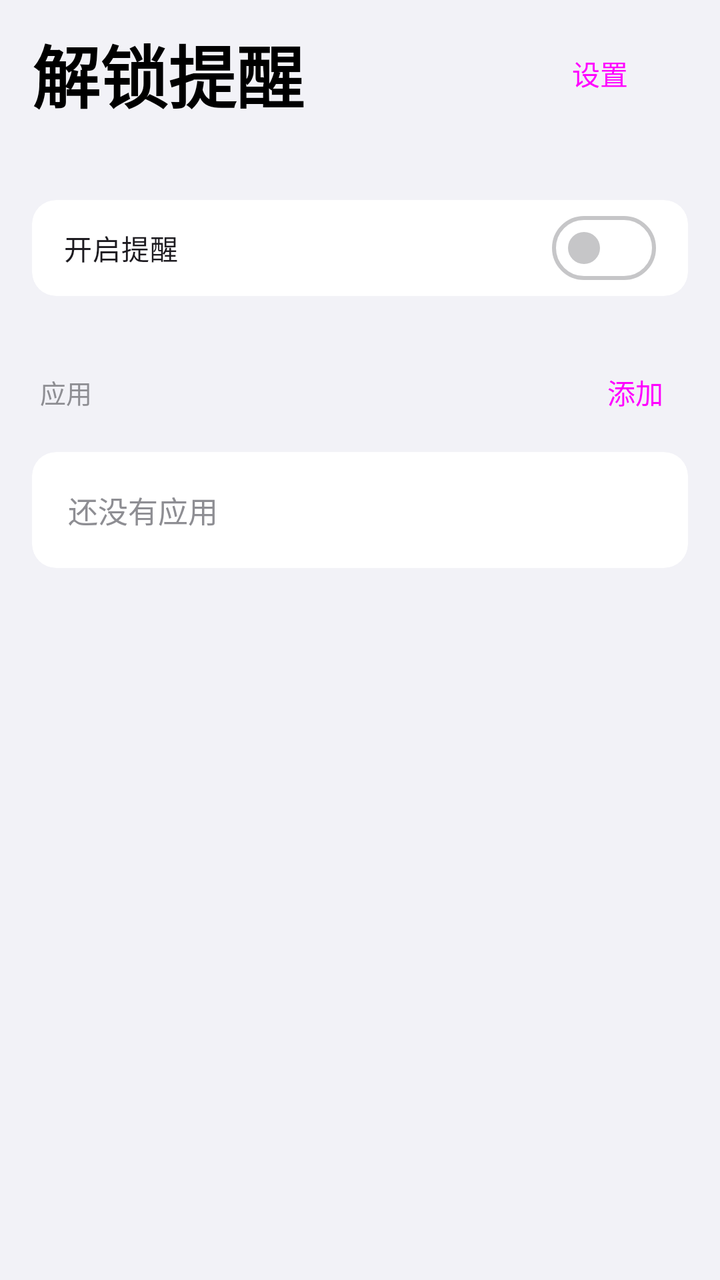
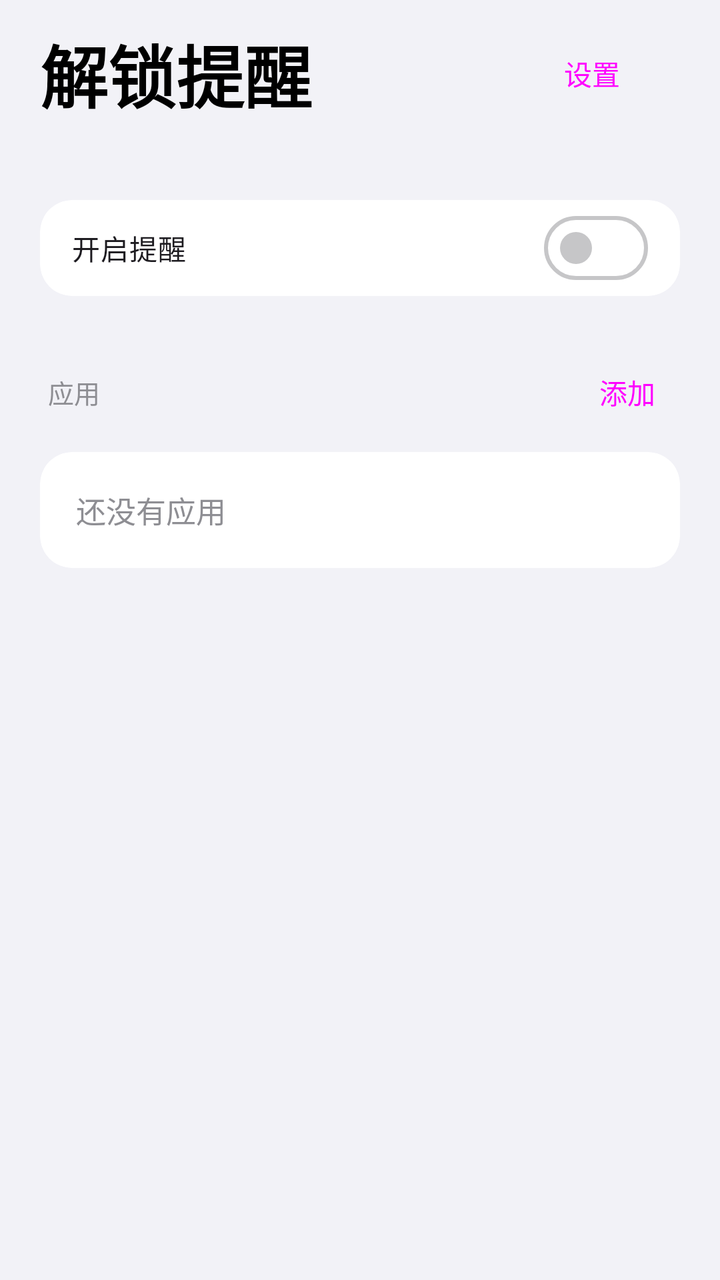

Screens rendered from an Android XML layout before and after an edit, with the pre-edit source and the edit as a unified diff.
<!-- AndroidManifest.xml: application theme Theme.App -->
<!-- res/layout/activity_main.xml -->
<?xml version="1.0" encoding="utf-8"?>
<ScrollView xmlns:android="http://schemas.android.com/apk/res/android"
    xmlns:app="http://schemas.android.com/apk/res-auto"
    android:layout_width="match_parent"
    android:layout_height="match_parent"
    android:fillViewport="true">

    <LinearLayout
        android:layout_width="match_parent"
        android:layout_height="wrap_content"
        android:orientation="vertical"
        android:paddingStart="16dp"
        android:paddingTop="12dp"
        android:paddingEnd="16dp"
        android:paddingBottom="24dp">

        <LinearLayout
            android:layout_width="match_parent"
            android:layout_height="wrap_content"
            android:gravity="center_vertical"
            android:orientation="horizontal">

            <TextView
                android:layout_width="0dp"
                android:layout_height="wrap_content"
                android:layout_weight="1"
                android:text="@string/app_name"
                android:textColor="@color/ink"
                android:textSize="34sp"
                android:textStyle="bold" />

            <Button
                android:id="@+id/btnSettings"
                style="@style/Widget.Material3.Button.TextButton"
                android:layout_width="wrap_content"
                android:layout_height="wrap_content"
                android:text="@string/btn_settings" />
        </LinearLayout>

        <TextView
            android:id="@+id/statusText"
            android:layout_width="wrap_content"
            android:layout_height="wrap_content"
            android:layout_marginTop="2dp"
            android:textColor="@color/ink_muted"
            android:textSize="15sp" />

        <TextView
            android:id="@+id/bannerText"
            android:layout_width="match_parent"
            android:layout_height="wrap_content"
            android:layout_marginTop="12dp"
            android:background="@drawable/bg_banner"
            android:padding="14dp"
            android:text="@string/banner_setup"
            android:textColor="@color/banner_text"
            android:textSize="15sp"
            android:visibility="gone" />

        <com.google.android.material.card.MaterialCardView
            style="?attr/materialCardViewFilledStyle"
            android:layout_width="match_parent"
            android:layout_height="wrap_content"
            android:layout_marginTop="16dp"
            app:cardCornerRadius="12dp"
            app:cardElevation="0dp"
            app:strokeWidth="0dp">

            <com.google.android.material.materialswitch.MaterialSwitch
                android:id="@+id/switchMonitor"
                android:layout_width="match_parent"
                android:layout_height="wrap_content"
                android:paddingStart="16dp"
                android:paddingTop="8dp"
                android:paddingEnd="16dp"
                android:paddingBottom="8dp"
                android:text="@string/switch_monitor" />
        </com.google.android.material.card.MaterialCardView>

        <LinearLayout
            android:layout_width="match_parent"
            android:layout_height="wrap_content"
            android:layout_marginTop="24dp"
            android:gravity="center_vertical"
            android:orientation="horizontal"
            android:paddingStart="4dp">

            <TextView
                android:layout_width="0dp"
                android:layout_height="wrap_content"
                android:layout_weight="1"
                android:text="@string/rules_title"
                android:textAllCaps="true"
                android:textColor="@color/ink_muted"
                android:textSize="13sp" />

            <Button
                android:id="@+id/btnAddApp"
                style="@style/Widget.Material3.Button.TextButton"
                android:layout_width="wrap_content"
                android:layout_height="wrap_content"
                android:minWidth="0dp"
                android:text="@string/rules_add" />
        </LinearLayout>

        <com.google.android.material.card.MaterialCardView
            style="?attr/materialCardViewFilledStyle"
            android:layout_width="match_parent"
            android:layout_height="wrap_content"
            android:layout_marginTop="6dp"
            app:cardCornerRadius="12dp"
            app:cardElevation="0dp"
            app:strokeWidth="0dp">

            <LinearLayout
                android:layout_width="match_parent"
                android:layout_height="wrap_content"
                android:orientation="vertical">

                <LinearLayout
                    android:id="@+id/rulesContainer"
                    android:layout_width="match_parent"
                    android:layout_height="wrap_content"
                    android:orientation="vertical" />

                <TextView
                    android:id="@+id/rulesEmpty"
                    android:layout_width="match_parent"
                    android:layout_height="wrap_content"
                    android:padding="18dp"
                    android:text="@string/rules_empty"
                    android:textColor="@color/ink_muted"
                    android:textSize="15sp" />
            </LinearLayout>
        </com.google.android.material.card.MaterialCardView>
    </LinearLayout>
</ScrollView>
<!-- resources referenced by this layout -->
<resources>
  <color name="banner_text">#007AFF</color>
  <color name="ink">#000000</color>
  <color name="ink_muted">#8E8E93</color>
  <!-- drawable bg_banner (drawable) -->
  <?xml version="1.0" encoding="utf-8"?>
  <shape xmlns:android="http://schemas.android.com/apk/res/android"
      android:shape="rectangle">
      <corners android:radius="12dp" />
      <solid android:color="@color/banner_bg" />
  </shape>
  <string name="app_name">解锁提醒</string>
  <string name="banner_setup">去开启权限</string>
  <string name="btn_settings">设置</string>
  <string name="rules_add">添加</string>
  <string name="rules_empty">还没有应用</string>
  <string name="rules_title">应用</string>
  <string name="switch_monitor">开启提醒</string>
  <style name="Theme.App" parent="Theme.Material3.DayNight.NoActionBar">
          <item name="colorPrimary">@color/brand_primary</item>
          <item name="colorOnPrimary">@color/on_primary</item>
          <item name="colorPrimaryContainer">@color/brand_container</item>
          <item name="colorOnPrimaryContainer">@color/on_primary_container</item>
          <item name="colorSecondary">@color/brand_primary</item>
          <item name="colorOnSecondary">@color/on_primary</item>
          <item name="colorSecondaryContainer">@color/secondary_container</item>
          <item name="colorOnSecondaryContainer">@color/on_secondary_container</item>
          <item name="colorTertiary">@color/brand_primary</item>
          <item name="colorOnTertiary">@color/on_primary</item>
          <item name="colorTertiaryContainer">@color/brand_container</item>
          <item name="colorOnTertiaryContainer">@color/on_primary_container</item>
          <item name="android:colorBackground">@color/page_bg</item>
          <item name="colorOnBackground">@color/ink</item>
          <item name="colorSurface">@color/surface</item>
          <item name="colorOnSurface">@color/ink</item>
          <item name="colorSurfaceVariant">@color/surface_container</item>
          <item name="colorOnSurfaceVariant">@color/ink_muted</item>
          <item name="colorSurfaceContainer">@color/surface_container</item>
          <item name="colorSurfaceContainerLow">@color/surface</item>
          <item name="colorSurfaceContainerHigh">@color/surface_container</item>
          <item name="colorSurfaceContainerHighest">@color/surface_container</item>
          <item name="colorSurfaceContainerLowest">@color/page_bg</item>
          <item name="colorOutline">@color/outline</item>
          <item name="colorOutlineVariant">@color/outline</item>
          <item name="colorError">@color/error</item>
          <item name="colorAccent">@color/brand_primary</item>
          <item name="colorControlActivated">@color/brand_primary</item>
          <item name="android:statusBarColor">@color/page_bg</item>
          <item name="android:navigationBarColor">@color/page_bg</item>
          <item name="android:windowBackground">@color/page_bg</item>
          <item name="android:windowLightStatusBar">@bool/window_light_status</item>
          <item name="android:windowLightNavigationBar">@bool/window_light_status</item>
          <item name="android:forceDarkAllowed">false</item>
      </style>
  <color name="banner_bg">#FFFFFF</color>
  <color name="brand_primary">#007AFF</color>
  <color name="on_primary">#FFFFFF</color>
  <color name="brand_container">#E8F1FC</color>
  <color name="on_primary_container">#003A75</color>
  <color name="secondary_container">#E5E5EA</color>
  <color name="on_secondary_container">#000000</color>
  <color name="page_bg">#F2F2F7</color>
  <color name="surface">#FFFFFF</color>
  <color name="surface_container">#FFFFFF</color>
  <color name="outline">#C6C6C8</color>
  <color name="error">#FF3B30</color>
</resources>

<!-- the commit's change to res/layout/activity_main.xml (unified diff, before → after) -->
@@ -9,9 +9,9 @@
         android:layout_width="match_parent"
         android:layout_height="wrap_content"
         android:orientation="vertical"
-        android:paddingStart="16dp"
+        android:paddingStart="20dp"
         android:paddingTop="12dp"
-        android:paddingEnd="16dp"
+        android:paddingEnd="20dp"
         android:paddingBottom="24dp">
 
         <LinearLayout
@@ -62,7 +62,7 @@
             android:layout_width="match_parent"
             android:layout_height="wrap_content"
             android:layout_marginTop="16dp"
-            app:cardCornerRadius="12dp"
+            app:cardCornerRadius="16dp"
             app:cardElevation="0dp"
             app:strokeWidth="0dp">
 
@@ -108,7 +108,7 @@
             android:layout_width="match_parent"
             android:layout_height="wrap_content"
             android:layout_marginTop="6dp"
-            app:cardCornerRadius="12dp"
+            app:cardCornerRadius="16dp"
             app:cardElevation="0dp"
             app:strokeWidth="0dp">
 
<!-- resource entries referenced after the edit -->
@@ -7,7 +7,7 @@
   <?xml version="1.0" encoding="utf-8"?>
   <shape xmlns:android="http://schemas.android.com/apk/res/android"
       android:shape="rectangle">
-      <corners android:radius="12dp" />
+      <corners android:radius="16dp" />
       <solid android:color="@color/banner_bg" />
   </shape>
   <string name="app_name">解锁提醒</string>
